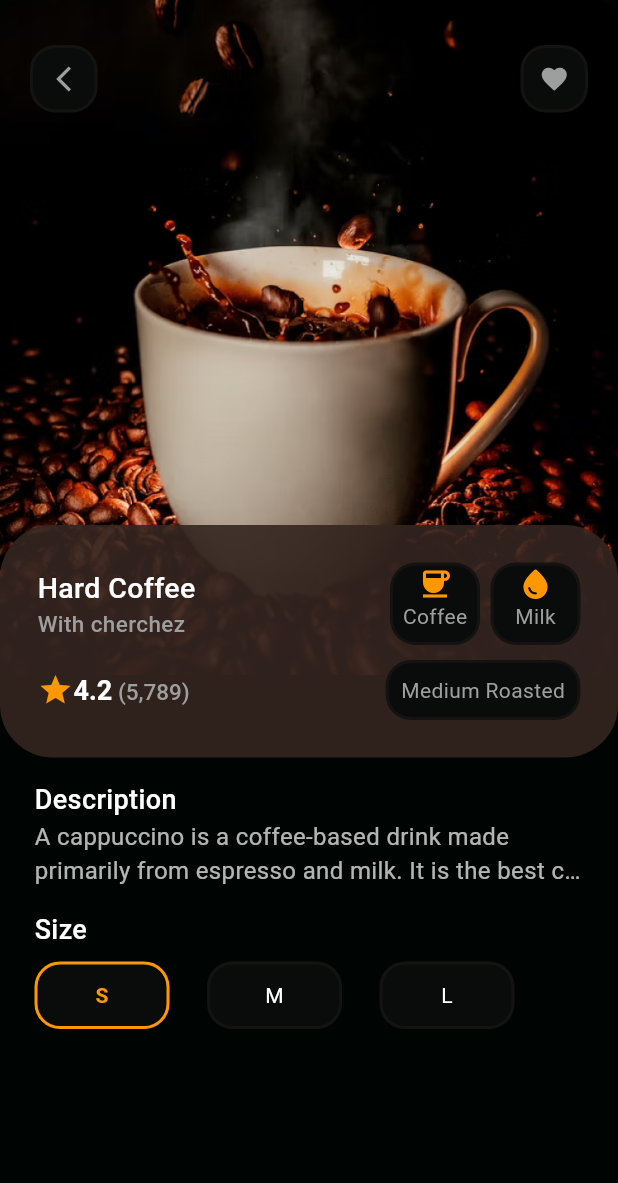
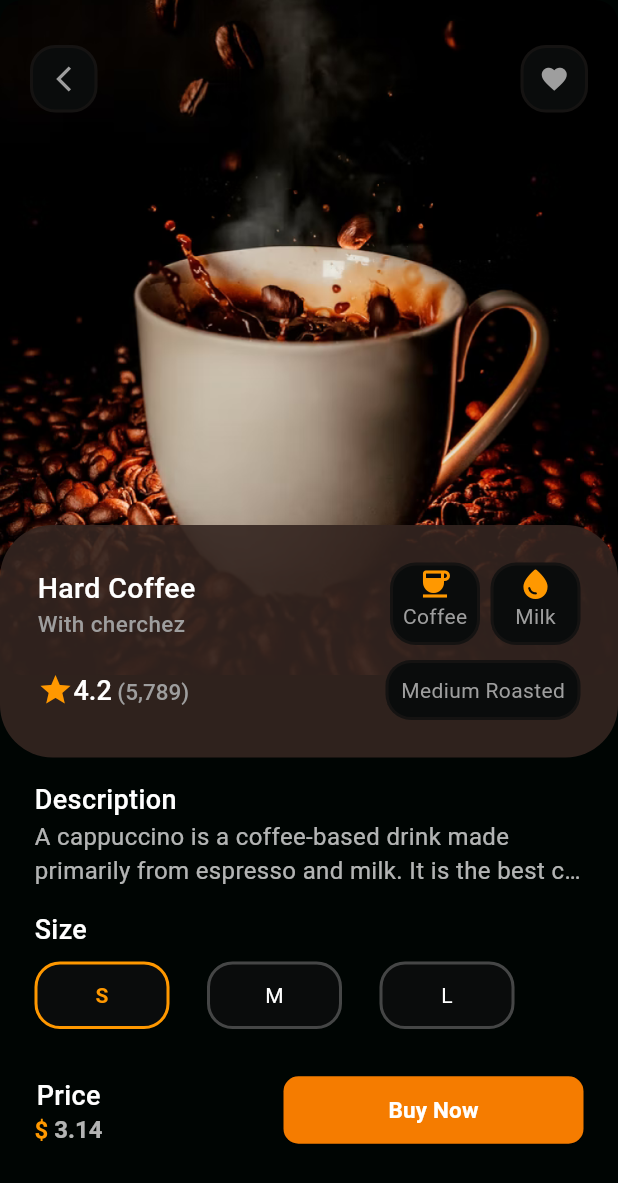
Before and after one commit to Jahid01234/Coffee_App, a Flutter app: the HomeScreen screen opened directly, after a tap on "4.2", on a phone screen of 412 x 824 dp. Shown: the top 1183 px of the screen. Run offline on Flutter 3.47's test engine with Material 3 defaults, Android fonts, the phone set to English and light mode, and no system bars; our stand-ins replace lottie.

Commit message:
- done........

```diff
--- a/lib/app.dart
+++ b/lib/app.dart
@@ -1,5 +1,3 @@
-import 'package:coffee_app_ui/presentation/screens/main_botton_nav_screen.dart';
-import 'package:coffee_app_ui/presentation/screens/onboarding_screen.dart';
 import 'package:coffee_app_ui/presentation/screens/splash_screen.dart';
 import 'package:flutter/material.dart';
 
@@ -14,8 +12,7 @@ class MyApp extends StatelessWidget {
       theme: ThemeData(
           scaffoldBackgroundColor: const Color(0xff000503),
       ),
-      //home: const SplashScreen() ,
-      home: const MainBottomNavScreen(),
+      home: const SplashScreen(),
     );
   }
 }
--- a/lib/presentation/screens/home_screen.dart
+++ b/lib/presentation/screens/home_screen.dart
@@ -1,10 +1,10 @@
 import 'package:coffee_app_ui/data/model/coffee_model.dart';
 import 'package:coffee_app_ui/presentation/screens/product_details_screen.dart';
 import 'package:coffee_app_ui/presentation/screens/profile_screen.dart';
+import 'package:coffee_app_ui/presentation/widgets/app_drawer.dart';
 import 'package:coffee_app_ui/presentation/widgets/appbar_container.dart';
 import 'package:coffee_app_ui/presentation/widgets/coffee_category_types.dart';
 import 'package:coffee_app_ui/presentation/widgets/product_card.dart';
-import 'package:flutter/cupertino.dart';
 import 'package:flutter/material.dart';
 
 
@@ -153,6 +153,7 @@ class _HomeScreenState extends State<HomeScreen> {
           ],
         ),
       ),
+      drawer: const AppDrawer(),
     );
   }
 
--- a/lib/presentation/screens/product_details_screen.dart
+++ b/lib/presentation/screens/product_details_screen.dart
@@ -1,8 +1,8 @@
 import 'package:coffee_app_ui/data/model/coffee_model.dart';
 import 'package:coffee_app_ui/presentation/widgets/appbar_container.dart';
+import 'package:coffee_app_ui/presentation/widgets/custom_elevated_button.dart';
 import 'package:coffee_app_ui/presentation/widgets/size_picker.dart';
 import 'package:flutter/material.dart';
-
 
 class ProductDetailsScreen extends StatefulWidget {
   final CoffeeModel coffeeModel;
@@ -35,14 +35,14 @@ class _ProductDetailsScreenState extends State<ProductDetailsScreen> {
                 fit: BoxFit.cover,
               ),
             ),
-            child:  Padding(
+            child: Padding(
               padding: const EdgeInsets.only(top: 30, left: 20, right: 20),
               child: Row(
                 mainAxisAlignment: MainAxisAlignment.spaceBetween,
                 crossAxisAlignment: CrossAxisAlignment.start,
                 children: [
                   GestureDetector(
-                    onTap: (){
+                    onTap: () {
                       Navigator.pop(context);
                     },
                     child: const AppBarContainer(
@@ -165,7 +165,7 @@ class _ProductDetailsScreenState extends State<ProductDetailsScreen> {
                                 text: widget.coffeeModel.rating.toString(),
                                 style: const TextStyle(
                                   fontSize: 18,
-                                  fontWeight: FontWeight.w700,
+                                  fontWeight: FontWeight.w500,
                                 ),
                                 children: const [
                                   TextSpan(
@@ -194,62 +194,108 @@ class _ProductDetailsScreenState extends State<ProductDetailsScreen> {
                           ),
                         ),
                       ],
-                    )
+                    ),
                   ],
                 ),
               ),
             ),
           ),
           // 3rd stack:- Description/size/price/button part..........
-          const Positioned(
+          Positioned(
             top: 520,
             left: 0,
             right: 0,
             child: SizedBox(
               height: 295,
               child: Padding(
-                padding: EdgeInsets.only(left: 23,right: 23),
+                padding: const EdgeInsets.only(left: 23, right: 23),
                 child: Column(
                   crossAxisAlignment: CrossAxisAlignment.start,
                   children: [
                     // 1st: Description part....
-                    Text(
+                    const Text(
                       "Description",
                       style: TextStyle(
-                          fontSize:18,
+                        fontSize: 18,
                         color: Colors.white,
                         fontWeight: FontWeight.w500,
                       ),
                     ),
-                    Text(
+                    const Text(
                       "A cappuccino is a coffee-based drink made primarily from espresso and milk. It is the best coffee. ",
                       maxLines: 2,
                       style: TextStyle(
-                        fontSize:16,
+                        fontSize: 16,
                         color: Colors.white70,
                         overflow: TextOverflow.ellipsis,
                       ),
                     ),
 
                     // 2nd: Size picker part....
-                    SizedBox(height: 15),
-                    Text(
+                    const SizedBox(height: 15),
+                    const Text(
                       "Size",
                       style: TextStyle(
-                        fontSize:18,
+                        fontSize: 18,
                         color: Colors.white,
                         fontWeight: FontWeight.w500,
                       ),
                     ),
-                    SizedBox(height: 8),
-                    Row(
+                    const SizedBox(height: 8),
+                    // Size picker...
+                    const Row(
                       crossAxisAlignment: CrossAxisAlignment.start,
                       children: [
                         SizePicker(),
                       ],
                     ),
-
-
+                    const SizedBox(height: 30),
+                    // price and Button section..
+                    Row(
+                      mainAxisAlignment: MainAxisAlignment.spaceBetween,
+                      children: [
+                        Column(
+                          children: [
+                            const Text(
+                              "Price",
+                              style: TextStyle(
+                                fontSize: 18,
+                                color: Colors.white,
+                                fontWeight: FontWeight.w500,
+                              ),
+                            ),
+                            RichText(
+                              text: TextSpan(
+                                text:"\$ ",
+                                style: const TextStyle(
+                                  fontSize: 16,
+                                  color: Colors.orange,
+                                  fontWeight: FontWeight.w700,
+                                ),
+                                children:  [
+                                  TextSpan(
+                                    text: widget.coffeeModel.price.toString(),
+                                    style: const TextStyle(
+                                      fontSize: 16,
+                                      color: Colors.white70,
+                                      fontWeight: FontWeight.bold,
+                                    ),
+                                  ),
+                                ],
+                              ),
+                            ),
+                          ],
+                        ),
+                        SizedBox(
+                          width: 200,
+                          child: CustomElevatedButton(
+                            onTap: () {},
+                            title: "Buy Now",
+                            bgColor: Colors.orange.shade700,
+                          ),
+                        ),
+                      ],
+                    ),
                   ],
                 ),
               ),
--- a/lib/presentation/screens/profile_screen.dart
+++ b/lib/presentation/screens/profile_screen.dart
@@ -1,4 +1,5 @@
 import 'package:coffee_app_ui/presentation/screens/home_screen.dart';
+import 'package:coffee_app_ui/presentation/widgets/appbar_container.dart';
 import 'package:coffee_app_ui/presentation/widgets/profile_component.dart';
 import 'package:flutter/material.dart';
 
@@ -14,24 +15,42 @@ class _ProfileScreenState extends State<ProfileScreen> {
   @override
   Widget build(BuildContext context) {
     return  Scaffold(
+
       body: Padding(
-        padding: const EdgeInsets.only(top: 80,left: 20,right: 20),
+        padding: const EdgeInsets.only(top: 50,left: 20,right: 20),
         child: SingleChildScrollView(
           child: Column(
             crossAxisAlignment: CrossAxisAlignment.center,
             mainAxisAlignment: MainAxisAlignment.center,
             children: [
-              // profile image
+              Align(
+                alignment: Alignment.topLeft,
+                child: GestureDetector(
+                  onTap: (){
+                    Navigator.pop(context);
+                  },
+                  child: const AppBarContainer(
+                      child: Icon(
+                        Icons.arrow_back_ios_new_outlined,
+                        color: Colors.grey,
+                        size: 19,
+                      ),
+                  ),
+                ),
+              ),
+              const SizedBox(height: 20),
+              // profile image.....
               Container(
                 height: 100,
                 decoration: BoxDecoration(
                   shape: BoxShape.circle,
                   border: Border.all(
-                    color: const Color(0xff296e48).withOpacity(0.5),
+                    color: Colors.white70,
                     width: 2.0,
                   ),
                   image: const DecorationImage(
                     image: AssetImage("assets/images/jahid.jpg"),
+                    fit: BoxFit.contain,
                   ),
                 ),
               ),
@@ -44,15 +63,18 @@ class _ProfileScreenState extends State<ProfileScreen> {
                     mainAxisAlignment: MainAxisAlignment.center,
                     crossAxisAlignment: CrossAxisAlignment.center,
                     children: [
-                      Text(
+                      const Text(
                         "Md. Jahid Hasan",
                         style: TextStyle(
-                            color: const Color(0xff296e48).withOpacity(0.8),
+                            color: Colors.white,
                             fontSize: 18,
                             fontWeight: FontWeight.bold
                         ),
                       ),
-                      Image.asset("assets/images/verified.png",height: 20,),
+                      Image.asset(
+                          "assets/images/verified.png",
+                          height: 18,
+                      ),
                     ],
                   ),
                   const Text(
@@ -72,6 +94,7 @@ class _ProfileScreenState extends State<ProfileScreen> {
                     title: 'My Profile',
                     icon: Icons.person,
                   ),
+
                   ProfileComponent(
                     title: 'Home',
                     icon: Icons.home,
@@ -82,26 +105,32 @@ class _ProfileScreenState extends State<ProfileScreen> {
                       );
                     },
                   ),
+
                   const ProfileComponent(
                     title: 'Setting',
                     icon: Icons.settings,
                   ),
+
                   const ProfileComponent(
                     title: 'Notifications',
                     icon: Icons.notifications,
                   ),
+
                   const ProfileComponent(
                     title: 'Chat',
                     icon: Icons.chat,
                   ),
+
                   const ProfileComponent(
                     title: 'Share',
                     icon: Icons.share,
                   ),
+
                   const ProfileComponent(
                     title: 'Log Out',
                     icon: Icons.logout,
                   ),
+
                 ],
               ),
             ],
--- a/lib/presentation/screens/splash_screen.dart
+++ b/lib/presentation/screens/splash_screen.dart
@@ -1,7 +1,7 @@
 import 'dart:async';
-import 'package:coffee_app_ui/presentation/screens/home_screen.dart';
 import 'package:coffee_app_ui/presentation/screens/onboarding_screen.dart';
 import 'package:flutter/material.dart';
+import 'package:lottie/lottie.dart';
 
 class SplashScreen extends StatefulWidget {
   const SplashScreen({super.key});
@@ -16,7 +16,7 @@ class _SplashScreenState extends State<SplashScreen> {
   void initState() {
     super.initState();
     Timer(
-        const Duration(seconds: 2), () {
+        const Duration(seconds: 3), () {
           Navigator.push(context, MaterialPageRoute(
               builder: (context)=>const OnboardingScreen(),
             ),
@@ -30,11 +30,11 @@ class _SplashScreenState extends State<SplashScreen> {
     return Scaffold(
       body: Container(
          decoration: const BoxDecoration(
-           image: DecorationImage(
-               image: AssetImage("assets/images/espresso.jpeg"),
-               fit: BoxFit.cover,
-           ),
+           color: Colors.white70,
          ),
+        child: Center(
+            child: Lottie.asset("assets/animations/coffee_animation.json"),
+        ),
       ),
     );
   }
--- /dev/null
+++ b/lib/presentation/widgets/app_drawer.dart
@@ -0,0 +1,77 @@
+import 'package:flutter/material.dart';
+
+class AppDrawer extends StatelessWidget {
+  const AppDrawer({super.key});
+
+  @override
+  Widget build(BuildContext context) {
+    return Drawer(
+      backgroundColor: const Color(0xff000503),
+      child: ListView(
+        children:
+        [
+          const SizedBox(height: 20),
+          Center(
+            child: ClipOval(
+              child: Image.asset(
+                "assets/images/onboarding_bg.png",
+                height: 150,
+                width: 150,
+                fit: BoxFit.cover,
+              ),
+            ),
+          ),
+          const SizedBox(height: 30),
+          const ListTile(
+            title: Text(
+                'Home',
+                style: TextStyle(
+                    color: Colors.white,
+                ),
+            ),
+            leading: Icon(
+                Icons.home,
+                color: Colors.grey,
+            ),
+          ),
+          const ListTile(
+            title: Text(
+                'About',
+                style: TextStyle(
+                    color: Colors.white,
+                ),
+            ),
+            leading: Icon(
+                Icons.account_box,
+                color: Colors.grey,
+            ),
+          ),
+          const ListTile(
+            title: Text(
+              'Service',
+              style: TextStyle(
+                  color: Colors.white,
+              ),
+            ),
+            leading: Icon(
+                Icons.add_shopping_cart,
+                color: Colors.grey,
+            ),
+          ),
+          const ListTile(
+            title: Text(
+                'Contact',
+                style: TextStyle(
+                    color: Colors.white,
+                ),
+            ),
+            leading: Icon(
+                Icons.phone,
+                color: Colors.grey,
+            ),
+          ),
+        ],
+      ),
+    );
+  }
+}
--- a/lib/presentation/widgets/profile_component.dart
+++ b/lib/presentation/widgets/profile_component.dart
@@ -1,5 +1,4 @@
 import 'package:flutter/material.dart';
-
 
 class ProfileComponent extends StatelessWidget {
   final IconData icon;
@@ -45,7 +44,7 @@ class ProfileComponent extends StatelessWidget {
               const SizedBox(width: 8),
               Text(
                 title,style: const TextStyle(
-                color: Color(0xff296e48),
+                color: Colors.white,
                 fontSize: 17,
                 fontWeight: FontWeight.w500,
                ),
@@ -57,10 +56,10 @@ class ProfileComponent extends StatelessWidget {
             onPressed: onPressed,
             icon: Icon(
               Icons.arrow_forward_ios,
-              color: const Color(0xff296e48).withOpacity(.4),
+              color: Colors.grey.shade600,
               size: 20,
             ),
-          )
+          ),
         ],
       ),
     );
--- a/lib/presentation/widgets/size_picker.dart
+++ b/lib/presentation/widgets/size_picker.dart
@@ -10,7 +10,8 @@ class SizePicker extends StatefulWidget {
 
 class _SizePickerState extends State<SizePicker> {
   int _selectedIndex = 0;
-  final List<String>  _sizeItem =[
+  final List<String>  _sizeItem =
+  [
     "S",
     "M",
     "L"
@@ -28,8 +29,7 @@ class _SizePickerState extends State<SizePicker> {
         separatorBuilder: (_,__){
           return const SizedBox(width: 25);
         },
-        itemBuilder: (context, index) {
-          final bool isSelected = _selectedIndex == index;
+        itemBuilder: (context,index) {
           return GestureDetector(
             onTap: (){
               setState(() {
@@ -40,17 +40,17 @@ class _SizePickerState extends State<SizePicker> {
               height: 40,
               width: 90,
               child: AppBarContainer(
-                borderColor: isSelected
+                borderColor: _selectedIndex == index
                                  ? Colors.orange
-                                 : null,
+                                 : Colors.grey.withOpacity(0.4),
                 child: Center(
                   child: Text(
                     _sizeItem[index],
                     style:  TextStyle(
-                        color: isSelected
+                        color: _selectedIndex == index
                                     ? Colors.orange
                                     : Colors.white,
-                        fontWeight: isSelected
+                        fontWeight: _selectedIndex == index
                                         ? FontWeight.bold
                                         : FontWeight.normal,
                     ),
@@ -59,7 +59,7 @@ class _SizePickerState extends State<SizePicker> {
               ),
             ),
           );
-        }
+        },
       ),
     );
   }
--- a/pubspec.yaml
+++ b/pubspec.yaml
@@ -35,6 +35,7 @@ dependencies:
   # The following adds the Cupertino Icons font to your application.
   # Use with the CupertinoIcons class for iOS style icons.
   cupertino_icons: ^1.0.6
+  lottie: ^3.1.3
 
 dev_dependencies:
   flutter_test:
@@ -61,7 +62,7 @@ flutter:
   # To add assets to your application, add an assets section, like this:
   assets:
     - assets/images/
-  #   - images/a_dot_ham.jpeg
+    - assets/animations/
 
   # An image asset can refer to one or more resolution-specific "variants", see
   # https://flutter.dev/assets-and-images/#resolution-aware
```
Also changed, not shown: assets/animations/coffee_animation.json (added, +1 -0 lines), pubspec.lock, 1 other file. Lines whose indentation alone changed are shown as unchanged.
